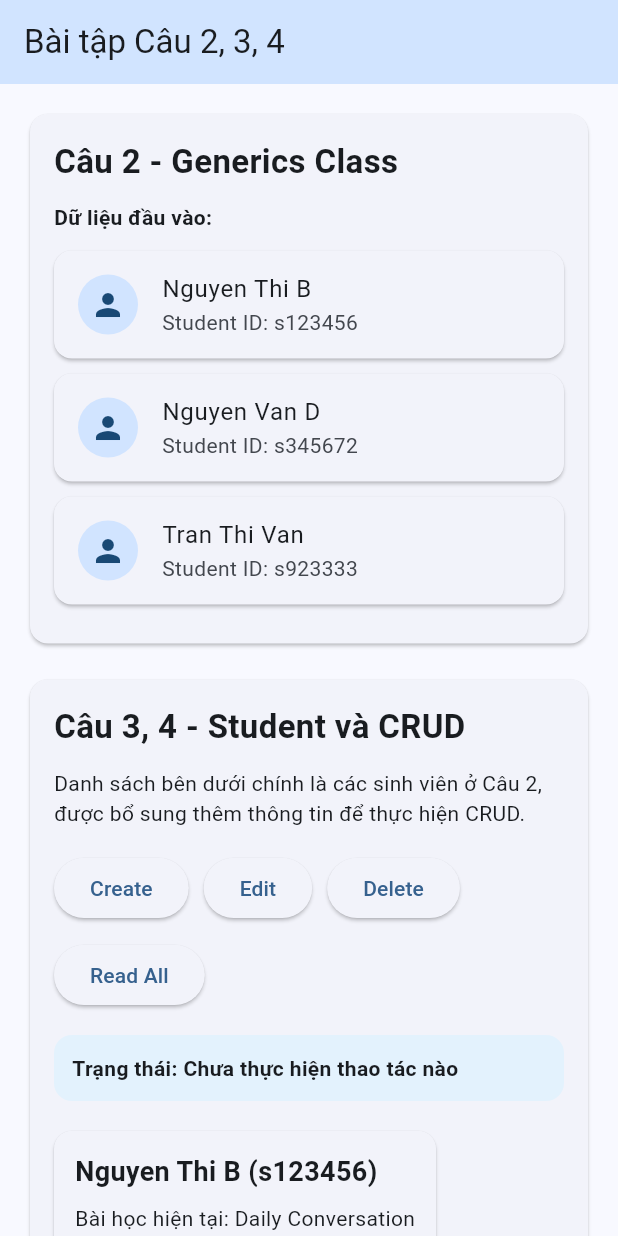
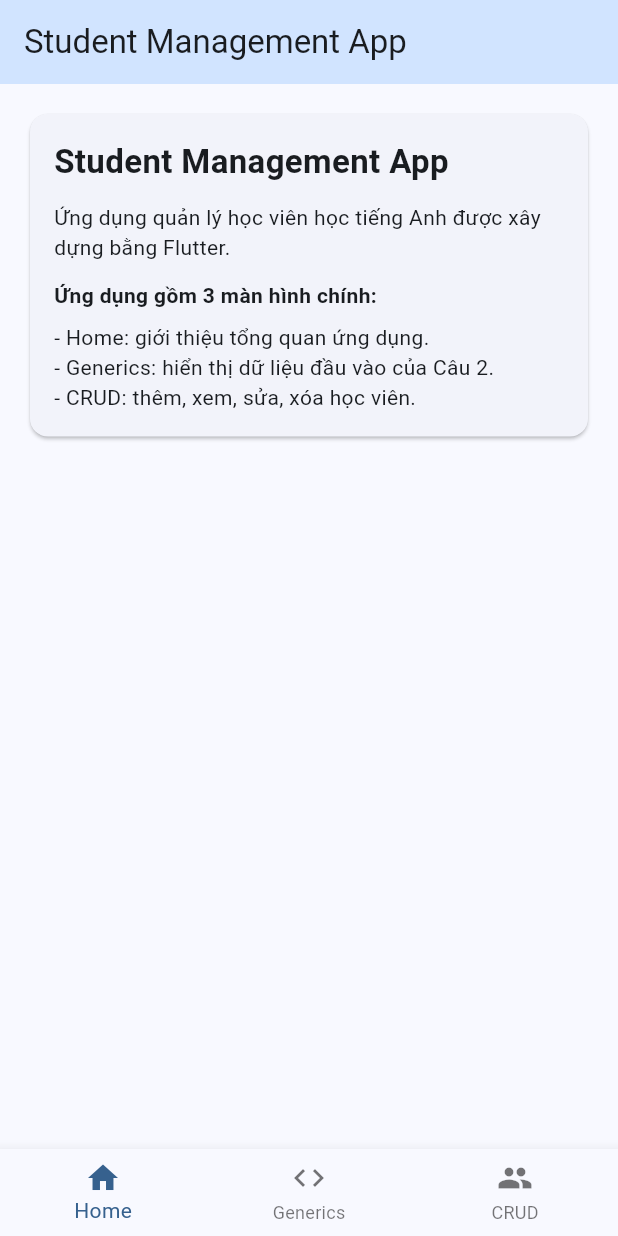
Before and after one commit to VoThuan02052005/Ung_dunghoctienganh_Thuan_Vu_1_2026, a Flutter app: the screen it shows after launch, on a phone screen of 412 x 824 dp. Run offline on Flutter 3.47's test engine with Material 3 defaults, Android fonts, the phone set to English and light mode, and no system bars.

Commit message:
Bottom Navigation

```diff
--- a/ungdunghoctienganh/lib/main.dart
+++ b/ungdunghoctienganh/lib/main.dart
@@ -2,6 +2,8 @@ import 'package:flutter/material.dart';
 import 'student.dart';
 import 'list_student.dart';
 
+// Generic class dùng để lưu một đối tượng có kiểu dữ liệu bất kỳ.
+// Trong bài này, T là List<Map<String, String>>.
 class GenericsClass<T> {
   T obj;
 
@@ -12,23 +14,35 @@ void main() {
   runApp(const MyApp());
 }
 
+// Widget gốc của toàn bộ ứng dụng.
+// StatelessWidget vì bản thân MyApp không thay đổi trạng thái.
 class MyApp extends StatelessWidget {
   const MyApp({super.key});
 
   @override
   Widget build(BuildContext context) {
     return MaterialApp(
+      // Tắt banner debug ở góc phải màn hình.
       debugShowCheckedModeBanner: false,
-      title: 'Bài tập Flutter',
+
+      title: 'Student Management App',
+
+      // Cấu hình giao diện chung cho app.
       theme: ThemeData(
         colorScheme: ColorScheme.fromSeed(seedColor: Colors.blue),
         useMaterial3: true,
       ),
+
+      // Màn hình chính của ứng dụng.
       home: const HomePage(),
     );
   }
 }
 
+// HomePage dùng StatefulWidget vì có thay đổi trạng thái:
+// - đổi tab bằng BottomNavigationBar
+// - create/edit/delete student
+// - cập nhật actionMessage
 class HomePage extends StatefulWidget {
   const HomePage({super.key});
 
@@ -37,23 +51,39 @@ class HomePage extends StatefulWidget {
 }
 
 class _HomePageState extends State<HomePage> {
+  // Biến lưu tab hiện tại đang được chọn.
+  // 0 = Home, 1 = Generics, 2 = CRUD.
+  int currentIndex = 0;
+
+  // Đối tượng generic dùng cho Câu 2.
   late GenericsClass<List<Map<String, String>>> genericObject;
+
+  // Đối tượng quản lý danh sách học viên.
   final ListStudent listStudent = ListStudent();
 
+  // Chuỗi hiển thị trạng thái sau khi người dùng bấm Create/Edit/Delete/Read.
   String actionMessage = 'Chưa thực hiện thao tác nào';
 
   @override
   void initState() {
     super.initState();
 
-    // CÂU 2: dữ liệu đầu vào gốc
+    // =========================
+    // CÂU 2: GENERICS CLASS
+    // =========================
+    // Dữ liệu đầu vào gồm studentId và fullname.
     genericObject = GenericsClass<List<Map<String, String>>>([
       {'studentId': 's123456', 'fullname': 'Nguyen Thi B'},
       {'studentId': 's345672', 'fullname': 'Nguyen Van D'},
       {'studentId': 's923333', 'fullname': 'Tran Thi Van'},
     ]);
 
-    // CÂU 3 + 4: dùng đúng các sinh viên ở Câu 2
+    // =========================
+    // CÂU 3 + CÂU 4: STUDENT + CRUD
+    // =========================
+    // Tạo danh sách Student dựa trên đúng 3 sinh viên ở Câu 2.
+    // Ở đây bổ sung thêm bài học, số giờ học, chủ đề, từ vựng, điểm kỹ năng.
+
     listStudent.createStudent(
       Student(
         studentId: 's123456',
@@ -121,9 +151,15 @@ class _HomePageState extends State<HomePage> {
     );
   }
 
+  // =========================
+  // CRUD FUNCTIONS
+  // =========================
+
+  // CREATE: thêm học viên mới vào danh sách.
   void createNewStudent() {
     final existed = listStudent.readStudentById('s888888');
 
+    // Nếu học viên đã tồn tại thì không thêm nữa.
     if (existed != null) {
       setState(() {
         actionMessage = 'Học viên s888888 đã tồn tại';
@@ -153,11 +189,13 @@ class _HomePageState extends State<HomePage> {
       ),
     );
 
+    // setState dùng để cập nhật lại giao diện sau khi thêm dữ liệu.
     setState(() {
       actionMessage = 'Create: Đã thêm học viên s888888 - Le Van E';
     });
   }
 
+  // EDIT: chỉnh sửa thông tin học viên có mã s345672.
   void editStudent() {
     bool result = listStudent.editStudent(
       's345672',
@@ -174,6 +212,7 @@ class _HomePageState extends State<HomePage> {
     });
   }
 
+  // DELETE: xóa học viên có mã s923333.
   void deleteStudent() {
     bool result = listStudent.deleteStudent('s923333');
 
@@ -184,6 +223,7 @@ class _HomePageState extends State<HomePage> {
     });
   }
 
+  // READ: đọc toàn bộ danh sách học viên.
   void readAllStudents() {
     setState(() {
       actionMessage =
@@ -191,6 +231,11 @@ class _HomePageState extends State<HomePage> {
     });
   }
 
+  // =========================
+  // COMMON UI WIDGETS
+  // =========================
+
+  // Widget dùng chung để hiển thị tiêu đề từng phần.
   Widget buildSectionTitle(String title) {
     return Padding(
       padding: const EdgeInsets.only(bottom: 12),
@@ -204,62 +249,7 @@ class _HomePageState extends State<HomePage> {
     );
   }
 
-  Widget buildGenericSection() {
-    return Card(
-      child: Padding(
-        padding: const EdgeInsets.all(16),
-        child: Column(
-          crossAxisAlignment: CrossAxisAlignment.start,
-          children: [
-            buildSectionTitle('Câu 2 - Generics Class'),
-            const Text(
-              'Dữ liệu đầu vào:',
-              style: TextStyle(fontWeight: FontWeight.bold),
-            ),
-            const SizedBox(height: 12),
-            ...genericObject.obj.map((item) {
-              return Card(
-                margin: const EdgeInsets.only(bottom: 10),
-                child: ListTile(
-                  leading: const CircleAvatar(
-                    child: Icon(Icons.person),
-                  ),
-                  title: Text(item['fullname'] ?? ''),
-                  subtitle: Text('Student ID: ${item['studentId'] ?? ''}'),
-                ),
-              );
-            }).toList(),
-          ],
-        ),
-      ),
-    );
-  }
-
-  Widget buildActionButtons() {
-    return Wrap(
-      spacing: 10,
-      runSpacing: 10,
-      children: [
-        ElevatedButton(
-          onPressed: createNewStudent,
-          child: const Text('Create'),
-        ),
-        ElevatedButton(
-          onPressed: editStudent,
-          child: const Text('Edit'),
-        ),
-        ElevatedButton(
-          onPressed: deleteStudent,
-          child: const Text('Delete'),
-        ),
-        ElevatedButton(
-          onPressed: readAllStudents,
-          child: const Text('Read All'),
-        ),
-      ],
-    );
-  }
-
+  // Widget hiển thị một card thông tin học viên.
   Widget buildStudentCard(Student student) {
     return Card(
       margin: const EdgeInsets.only(bottom: 12),
@@ -275,22 +265,31 @@ class _HomePageState extends State<HomePage> {
                 fontWeight: FontWeight.bold,
               ),
             ),
+
             const SizedBox(height: 8),
+
             Text('Bài học hiện tại: ${student.currentLesson}'),
             Text('Số bài hoàn thành: ${student.completedLessons}'),
             Text('Số giờ học: ${student.studyHours}'),
             Text('Premium: ${student.isPremium ? "Có" : "Không"}'),
+
             Text(
               'Điểm trung bình kỹ năng: '
               '${student.averageSkillScore().toStringAsFixed(2)}',
             ),
+
             const SizedBox(height: 8),
+
             Text('Chủ đề: ${student.topics.join(', ')}'),
+
             const SizedBox(height: 8),
+
             const Text(
               'Từ vựng:',
               style: TextStyle(fontWeight: FontWeight.bold),
             ),
+
+            // Hiển thị danh sách từ vựng của học viên.
             ...student.vocabulary.map((item) {
               return Text('- ${item['word']} : ${item['meaning']}');
             }),
@@ -300,20 +299,142 @@ class _HomePageState extends State<HomePage> {
     );
   }
 
-  Widget buildCrudSection() {
+  // =========================
+  // TAB 1: HOME
+  // =========================
+
+  Widget buildHomeTab() {
+    return ListView(
+      padding: const EdgeInsets.all(16),
+      children: [
+        Card(
+          child: Padding(
+            padding: const EdgeInsets.all(16),
+            child: Column(
+              crossAxisAlignment: CrossAxisAlignment.start,
+              children: [
+                buildSectionTitle('Student Management App'),
+                const Text(
+                  'Ứng dụng quản lý học viên học tiếng Anh được xây dựng bằng Flutter.',
+                ),
+                const SizedBox(height: 12),
+                const Text(
+                  'Ứng dụng gồm 3 màn hình chính:',
+                  style: TextStyle(fontWeight: FontWeight.bold),
+                ),
+                const SizedBox(height: 8),
+                const Text('- Home: giới thiệu tổng quan ứng dụng.'),
+                const Text('- Generics: hiển thị dữ liệu đầu vào của Câu 2.'),
+                const Text('- CRUD: thêm, xem, sửa, xóa học viên.'),
+              ],
+            ),
+          ),
+        ),
+      ],
+    );
+  }
+
+  // =========================
+  // TAB 2: GENERICS
+  // =========================
+
+  Widget buildGenericsTab() {
+    return ListView(
+      padding: const EdgeInsets.all(16),
+      children: [
+        Card(
+          child: Padding(
+            padding: const EdgeInsets.all(16),
+            child: Column(
+              crossAxisAlignment: CrossAxisAlignment.start,
+              children: [
+                buildSectionTitle('Câu 2 - Generics Class'),
+
+                const Text(
+                  'Phần này sử dụng GenericsClass<T> để lưu danh sách học viên '
+                  'dưới dạng List<Map<String, String>>.',
+                ),
+
+                const SizedBox(height: 16),
+
+                const Text(
+                  'Dữ liệu đầu vào:',
+                  style: TextStyle(fontWeight: FontWeight.bold),
+                ),
+
+                const SizedBox(height: 12),
+
+                // Duyệt danh sách genericObject.obj để hiển thị từng học viên.
+                ...genericObject.obj.map((item) {
                   return Card(
+                    margin: const EdgeInsets.only(bottom: 10),
+                    child: ListTile(
+                      leading: const CircleAvatar(
+                        child: Icon(Icons.person),
+                      ),
+                      title: Text(item['fullname'] ?? ''),
+                      subtitle: Text('Student ID: ${item['studentId'] ?? ''}'),
+                    ),
+                  );
+                }),
+              ],
+            ),
+          ),
+        ),
+      ],
+    );
+  }
+
+  // =========================
+  // TAB 3: CRUD
+  // =========================
+
+  Widget buildCrudTab() {
+    return ListView(
+      padding: const EdgeInsets.all(16),
+      children: [
+        Card(
           child: Padding(
             padding: const EdgeInsets.all(16),
             child: Column(
               crossAxisAlignment: CrossAxisAlignment.start,
               children: [
                 buildSectionTitle('Câu 3, 4 - Student và CRUD'),
+
                 const Text(
-              'Danh sách bên dưới chính là các sinh viên ở Câu 2, được bổ sung thêm thông tin để thực hiện CRUD.',
+                  'Danh sách bên dưới chính là các sinh viên ở Câu 2, '
+                  'được bổ sung thêm thông tin để thực hiện CRUD.',
                 ),
+
                 const SizedBox(height: 16),
-            buildActionButtons(),
+
+                // Các nút thao tác CRUD.
+                Wrap(
+                  spacing: 10,
+                  runSpacing: 10,
+                  children: [
+                    ElevatedButton(
+                      onPressed: createNewStudent,
+                      child: const Text('Create'),
+                    ),
+                    ElevatedButton(
+                      onPressed: readAllStudents,
+                      child: const Text('Read All'),
+                    ),
+                    ElevatedButton(
+                      onPressed: editStudent,
+                      child: const Text('Edit'),
+                    ),
+                    ElevatedButton(
+                      onPressed: deleteStudent,
+                      child: const Text('Delete'),
+                    ),
+                  ],
+                ),
+
                 const SizedBox(height: 16),
+
+                // Khung hiển thị trạng thái thao tác.
                 Container(
                   width: double.infinity,
                   padding: const EdgeInsets.all(12),
@@ -326,27 +447,65 @@ class _HomePageState extends State<HomePage> {
                     style: const TextStyle(fontWeight: FontWeight.w600),
                   ),
                 ),
+
                 const SizedBox(height: 20),
-            ...listStudent.readAllStudents().map(buildStudentCard).toList(),
+
+                // Hiển thị toàn bộ danh sách học viên.
+                ...listStudent.readAllStudents().map(buildStudentCard),
               ],
             ),
           ),
+        ),
+      ],
     );
   }
 
+  // =========================
+  // MAIN BUILD
+  // =========================
+
   @override
   Widget build(BuildContext context) {
+    // Danh sách các màn hình tương ứng với BottomNavigationBar.
+    final List<Widget> tabs = [
+      buildHomeTab(),
+      buildGenericsTab(),
+      buildCrudTab(),
+    ];
+
     return Scaffold(
       appBar: AppBar(
-        title: const Text('Bài tập Câu 2, 3, 4'),
+        title: const Text('Student Management App'),
         backgroundColor: Theme.of(context).colorScheme.primaryContainer,
       ),
-      body: ListView(
-        padding: const EdgeInsets.all(16),
-        children: [
-          buildGenericSection(),
-          const SizedBox(height: 16),
-          buildCrudSection(),
+
+      // Hiển thị màn hình tương ứng với tab đang chọn.
+      body: tabs[currentIndex],
+
+      // Thanh điều hướng dưới cùng.
+      bottomNavigationBar: BottomNavigationBar(
+        currentIndex: currentIndex,
+
+        // Khi bấm vào item, cập nhật currentIndex và vẽ lại giao diện.
+        onTap: (index) {
+          setState(() {
+            currentIndex = index;
+          });
+        },
+
+        items: const [
+          BottomNavigationBarItem(
+            icon: Icon(Icons.home),
+            label: 'Home',
+          ),
+          BottomNavigationBarItem(
+            icon: Icon(Icons.code),
+            label: 'Generics',
+          ),
+          BottomNavigationBarItem(
+            icon: Icon(Icons.people),
+            label: 'CRUD',
+          ),
         ],
       ),
     );
```
Also changed, not shown: ungdunghoctienganh/pubspec.lock. Lines whose indentation alone changed are shown as unchanged.
